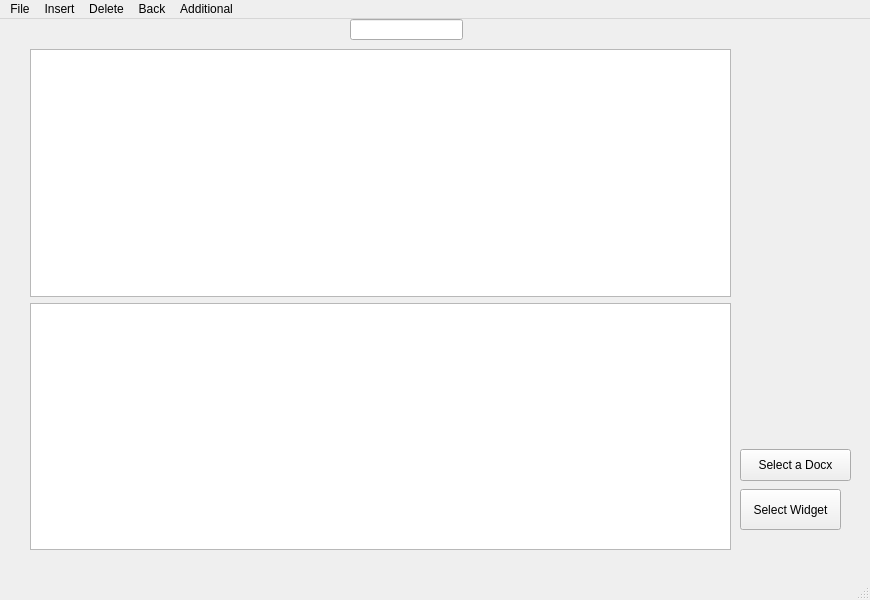
brennanafrank/EasyDraft, file mainwindow.ui: the form before one commit.
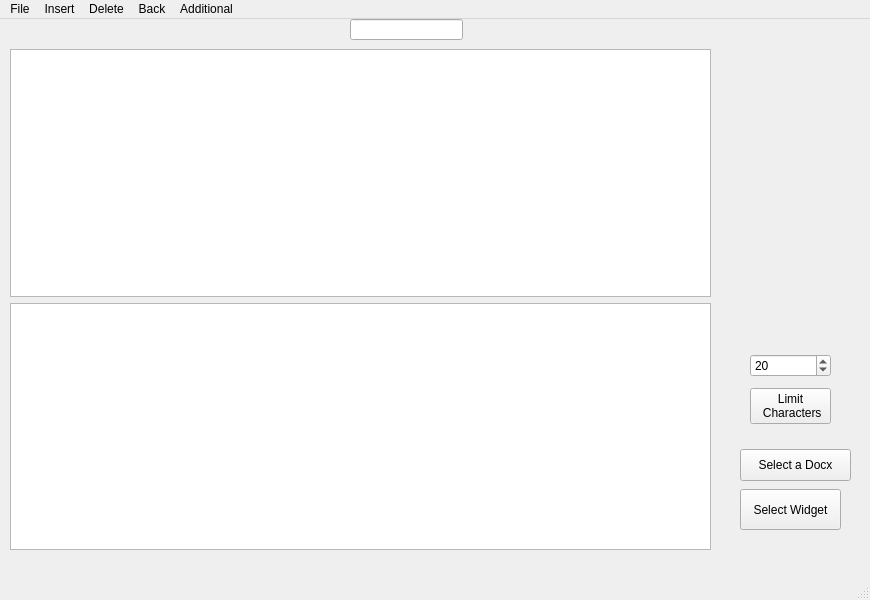
The form after the commit. The open tabs and pages were chosen to show the change. Icons and pictures are not drawn.

Commit message: integrate max character limit to GUI

```diff
--- a/mainwindow.ui
+++ b/mainwindow.ui
@@ -53,7 +53,7 @@
      <widget class="QWidget" name="verticalLayoutWidget">
       <property name="geometry">
        <rect>
-        <x>50</x>
+        <x>30</x>
         <y>30</y>
         <width>701</width>
         <height>501</height>
@@ -88,6 +88,33 @@
        <string>Select a Docx</string>
       </property>
      </widget>
+     <widget class="QWidget" name="verticalLayoutWidget_2">
+      <property name="geometry">
+       <rect>
+        <x>770</x>
+        <y>330</y>
+        <width>81</width>
+        <height>80</height>
+       </rect>
+      </property>
+      <layout class="QVBoxLayout" name="verticalLayout_2">
+       <item>
+        <widget class="QSpinBox" name="charMaxLimitSpinBox">
+         <property name="value">
+          <number>20</number>
+         </property>
+        </widget>
+       </item>
+       <item>
+        <widget class="QPushButton" name="charMaxLimitButton">
+         <property name="text">
+          <string>Limit 
+ Characters</string>
+         </property>
+        </widget>
+       </item>
+      </layout>
+     </widget>
     </widget>
     <widget class="QWidget" name="page_3">
      <widget class="QLabel" name="label">
```
Left out of the diff: 6 changed lines with no effect on the pictures. The commit also changes 2 other files.
